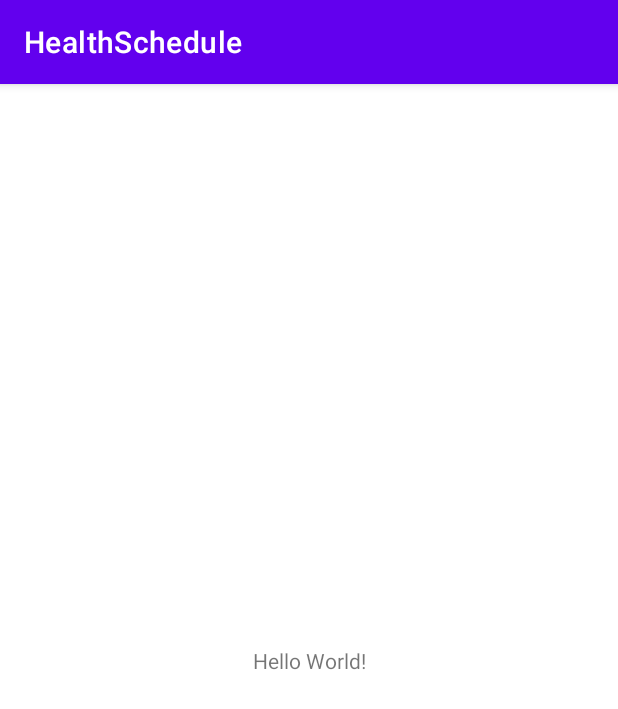
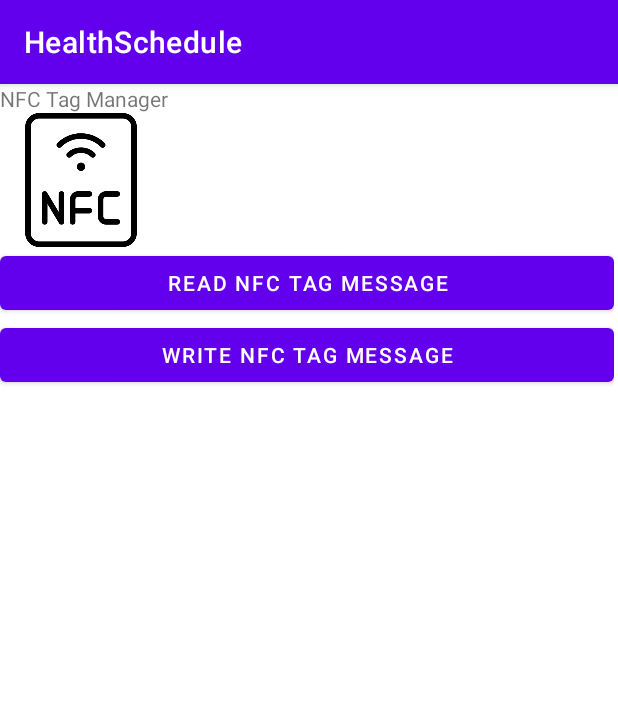
Before and after one commit to recordmystory/HealthSchedule, an Android app: the screen it shows after launch (MainActivity), on a phone screen of 412 x 824 dp. Shown: the top 709 px of the screen. Run offline under Robolectric (Android 15) with nearby library versions, the phone set to English and light mode, and no system bars.

Commit message:
NFC Manager Copy

```diff
--- a/app/src/main/java/com/inhatc/healthschedule/MainActivity.java
+++ b/app/src/main/java/com/inhatc/healthschedule/MainActivity.java
@@ -1,8 +1,12 @@
 package com.inhatc.healthschedule;
+
 
 import androidx.appcompat.app.AppCompatActivity;
 
+import android.content.Intent;
 import android.os.Bundle;
+import android.view.View;
+import android.widget.Button;
 
 public class MainActivity extends AppCompatActivity {
 
@@ -10,5 +14,25 @@ public class MainActivity extends AppCompatActivity {
     protected void onCreate(Bundle savedInstanceState) {
         super.onCreate(savedInstanceState);
         setContentView(R.layout.activity_main);
+
+        //Read 버튼 클릭
+        Button btnReader = (Button) findViewById(R.id.btnRead);
+        btnReader.setOnClickListener(new View.OnClickListener() {
+            @Override
+            public void onClick(View view) {
+                Intent intent = new Intent(getApplicationContext(), NfcReader.class);
+                startActivity(intent);
+            }
+        });
+
+        //Write 버튼 클릭
+        Button btnWrite = (Button) findViewById(R.id.btnWrite);
+        btnWrite.setOnClickListener(new View.OnClickListener() {
+            @Override
+            public void onClick(View view) {
+                Intent intent = new Intent(getApplicationContext(), NfcWrite.class);
+                startActivity(intent);
+            }
+        });
     }
 }
--- a/app/src/main/java/com/inhatc/healthschedule/NfcWrite.java
+++ b/app/src/main/java/com/inhatc/healthschedule/NfcWrite.java
@@ -1,4 +1,4 @@
-package com.inhatc.nfcmanager_source;
+package com.inhatc.healthschedule;
 
 import android.app.PendingIntent;
 import android.content.Intent;
@@ -13,7 +13,6 @@ import android.widget.Button;
 import android.widget.EditText;
 import android.widget.Toast;
 
-import androidx.annotation.Nullable;
 import androidx.appcompat.app.ActionBar;
 import androidx.appcompat.app.AppCompatActivity;
 
--- a/app/src/main/res/layout/activity_main.xml
+++ b/app/src/main/res/layout/activity_main.xml
@@ -6,13 +6,36 @@
     android:layout_height="match_parent"
     tools:context=".MainActivity">
 
-    <TextView
-        android:layout_width="wrap_content"
-        android:layout_height="wrap_content"
-        android:text="Hello World!"
-        app:layout_constraintBottom_toBottomOf="parent"
-        app:layout_constraintEnd_toEndOf="parent"
-        app:layout_constraintStart_toStartOf="parent"
-        app:layout_constraintTop_toTopOf="parent" />
+    <LinearLayout
+        android:layout_width="409dp"
+        android:layout_height="729dp"
+        android:orientation="vertical"
+        tools:layout_editor_absoluteX="1dp"
+        tools:layout_editor_absoluteY="1dp">
 
+        <TextView
+            android:id="@+id/textView"
+            android:layout_width="match_parent"
+            android:layout_height="wrap_content"
+            android:text="NFC Tag Manager" />
+
+        <ImageView
+            android:id="@+id/imageView"
+            android:layout_width="108dp"
+            android:layout_height="89dp"
+            app:srcCompat="@drawable/nfc" />
+
+        <Button
+            android:id="@+id/btnRead"
+            android:layout_width="match_parent"
+            android:layout_height="wrap_content"
+            android:text="Read NFC tag message" />
+
+        <Button
+            android:id="@+id/btnWrite"
+            android:layout_width="match_parent"
+            android:layout_height="wrap_content"
+            android:text="Write NFC tag message" />
+
+    </LinearLayout>
 </androidx.constraintlayout.widget.ConstraintLayout>
```
Also changed, not shown: app/src/main/AndroidManifest.xml (+10 -0 lines), app/src/main/java/com/inhatc/healthschedule/NfcReader.java (+98 -1 lines).
